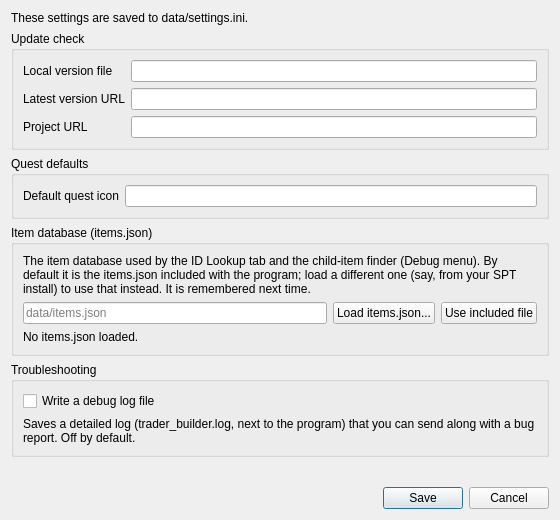
First picture: the form in src/tb_ui/gui_settings.ui, repository ThePi1/SPT-Trader-Builder, before the edit.
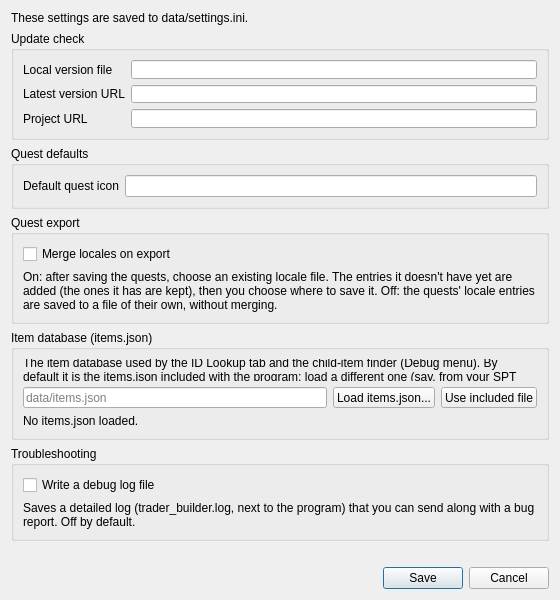
Second picture: the form after the edit. Icons and pictures are not drawn.

Commit message: Edit locale text in the Quest Builder and add a "Merge locales on export" setting

Diff of the .ui file:
```diff
--- a/src/tb_ui/gui_settings.ui
+++ b/src/tb_ui/gui_settings.ui
@@ -7,13 +7,13 @@
     <x>0</x>
     <y>0</y>
     <width>560</width>
-    <height>520</height>
+    <height>600</height>
    </rect>
   </property>
   <property name="minimumSize">
    <size>
     <width>480</width>
-    <height>470</height>
+    <height>540</height>
    </size>
   </property>
   <property name="windowTitle">
@@ -108,6 +108,32 @@
      </layout>
     </widget>
    </item>
+   <item>
+    <widget class="QGroupBox" name="grp_export">
+     <property name="title">
+      <string>Quest export</string>
+     </property>
+     <layout class="QVBoxLayout" name="verticalLayout_export">
+      <item>
+       <widget class="QCheckBox" name="chk_merge_locales_on_export">
+        <property name="text">
+         <string>Merge locales on export</string>
+        </property>
+       </widget>
+      </item>
+      <item>
+       <widget class="QLabel" name="lbl_merge_locales_help">
+        <property name="text">
+         <string>On: after saving the quests, choose an existing locale file. The entries it doesn't have yet are added (the ones it has are kept), then you choose where to save it. Off: the quests' locale entries are saved to a file of their own, without merging.</string>
+        </property>
+        <property name="wordWrap">
+         <bool>true</bool>
+        </property>
+       </widget>
+      </item>
+     </layout>
+    </widget>
+   </item>
    <item>
     <widget class="QGroupBox" name="grp_items">
      <property name="title">
```
The commit also changes 19 other files.
